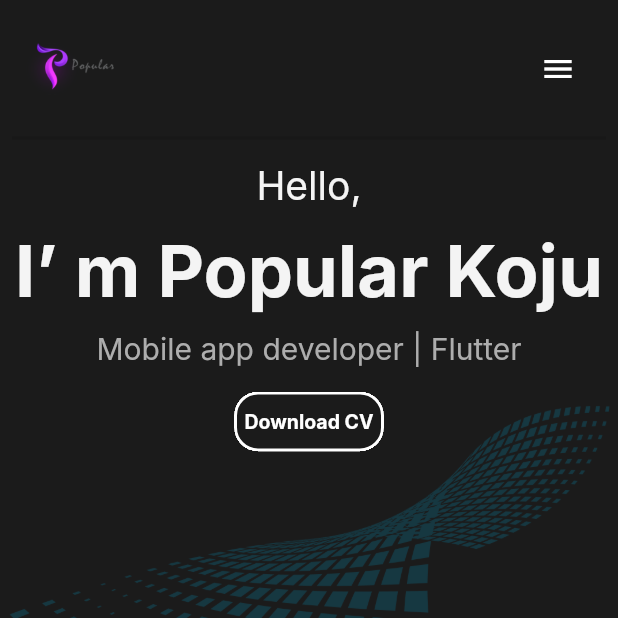
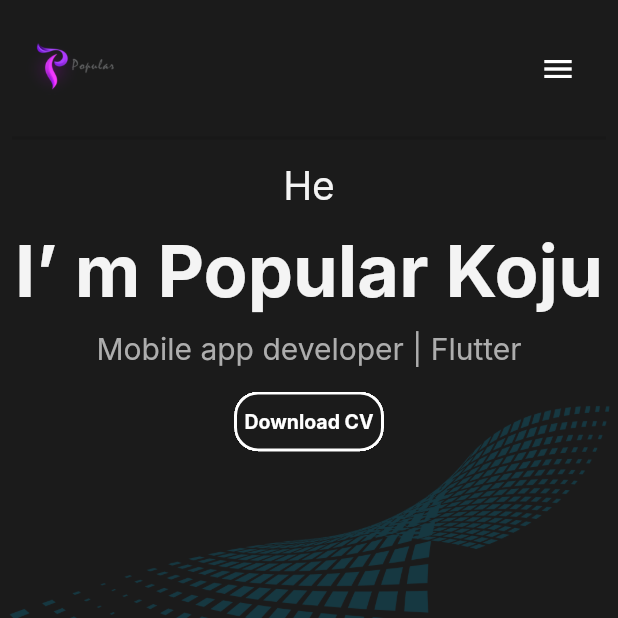
Before and after one commit to Popularkoju/portfolio, a Flutter app: the first screen one second after launch, on a phone screen of 412 x 824 dp, the top half of it. Run offline on Flutter 3.47's test engine with Material 2 defaults, Android fonts, the phone set to English and light mode, and no system bars; drawn by our look-alikes of scrollable_positioned_list; our stand-ins replace flutter_animate, responsive_builder; missing offline and left inert: dart:html; Roboto replaces fonts that are missing (Inter).

Commit message:
animation in text

```diff
--- /dev/null
+++ b/lib/Components/Animations/TypewriterText.dart
@@ -0,0 +1,48 @@
+import 'package:flutter/material.dart';
+
+class TypewriterText extends StatefulWidget {
+  final String text;
+  final TextStyle style;
+  final Duration duration;
+
+  TypewriterText({required this.text, required this.style, required this.duration});
+
+  @override
+  _TypewriterTextState createState() => _TypewriterTextState();
+}
+
+class _TypewriterTextState extends State<TypewriterText> with SingleTickerProviderStateMixin {
+  late AnimationController _controller;
+  late Animation<int> _animation;
+  late String _animatedText;
+
+  @override
+  void initState() {
+    super.initState();
+    _controller = AnimationController(duration: widget.duration, vsync: this);
+    _animation = IntTween(begin: 0, end: widget.text.length).animate(_controller);
+    _animatedText = '';
+
+    _controller.addListener(() {
+      setState(() {
+        _animatedText = widget.text.substring(0, _animation.value);
+      });
+    });
+
+    _controller.forward();
+  }
+
+  @override
+  void dispose() {
+    _controller.dispose();
+    super.dispose();
+  }
+
+  @override
+  Widget build(BuildContext context) {
+    return Text(
+      _animatedText,
+      style: widget.style,
+    );
+  }
+}
--- a/lib/Screens/Contents/FirstShow.dart
+++ b/lib/Screens/Contents/FirstShow.dart
@@ -4,6 +4,7 @@ import 'package:flutter/material.dart';
 import 'package:flutter_animate/flutter_animate.dart';
 import 'package:responsive_builder/responsive_builder.dart';
 
+import '../../Components/Animations/TypewriterText.dart';
 import '../../Components/ButtonOutline.dart';
 import '../../Components/SpacePallete.dart';
 
@@ -81,9 +82,10 @@ class FirstShow extends StatelessWidget {
       crossAxisAlignment:
           mobile ? CrossAxisAlignment.center : CrossAxisAlignment.start,
       children: [
-        Text(
-          "Hello,",
-          style: Theme.of(context).textTheme.headline2,
+        TypewriterText(
+          text: 'Hello,',
+        style: Theme.of(context).textTheme.headline2!,
+          duration: Duration(seconds: 2),
         ),
         const SizedBox(
           height: 12,
--- a/lib/Screens/Contents/Projects.dart
+++ b/lib/Screens/Contents/Projects.dart
@@ -1,4 +1,5 @@
 import 'package:flutter/material.dart';
+import 'package:flutter_animate/flutter_animate.dart';
 import 'package:profile/Models/ProjectsModel.dart';
 import 'package:profile/StateManagement/DataManagement.dart';
 import 'package:provider/provider.dart';
@@ -51,7 +52,8 @@ class ProjectsContains extends StatelessWidget {
                 .map((e) => Column(
                       crossAxisAlignment: CrossAxisAlignment.start,
                       children: [
-                        Align(
+                        Animate(
+                          child: Align(
                               alignment: e.key % 2 != 0
                                   ? Alignment.centerRight
                                   : Alignment.centerLeft,
@@ -66,9 +68,10 @@ class ProjectsContains extends StatelessWidget {
                                         color: Color(0xff3D6267),
                                         fontWeight: FontWeight.bold),
                               )),
+                        ),
                         Container(
                           padding: const EdgeInsets.all(16),
-                          margin: EdgeInsets.only(bottom: 48),
+                          margin: const EdgeInsets.only(bottom: 48),
                           decoration: BoxDecoration(
                               border: Border.all(
                                   width: 2, color: Color(0xff25B1FF))),
```
Also changed, not shown: 1 other file. Lines whose indentation alone changed are shown as unchanged.
